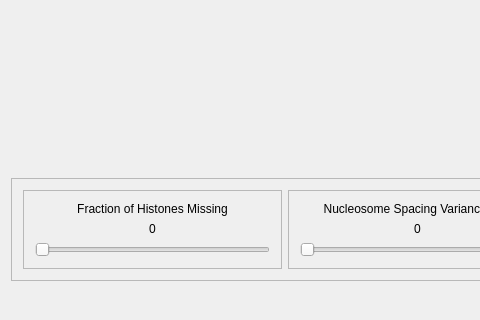
First picture: the form in mainwindow.ui, repository CISMM/chromatinCutter, before the edit; both pictures show x 0 to 480 and y 247 to 567 of the 835 by 567 pixel window.
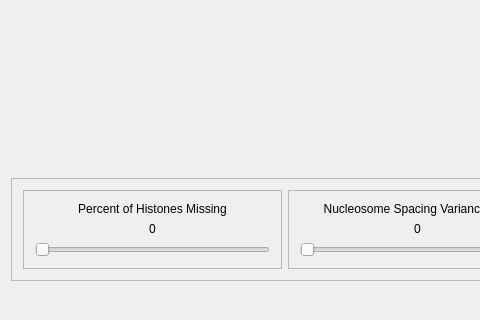
Second picture: the form after the edit. Custom widgets are drawn as their Qt base class.

Commit message: Handling window resizeing in OpenGL to make the viewport change and aspect ratio change.

The edit to the form file:
```diff
--- a/mainwindow.ui
+++ b/mainwindow.ui
@@ -56,7 +56,7 @@
           <item>
            <widget class="QLabel" name="label">
             <property name="text">
-             <string>Fraction of Histones Missing</string>
+             <string>Percent of Histones Missing</string>
             </property>
             <property name="alignment">
              <set>Qt::AlignCenter</set>
```
Left out of the diff: 6 changed lines with no effect on the pictures. The commit also changes 1 other file.
